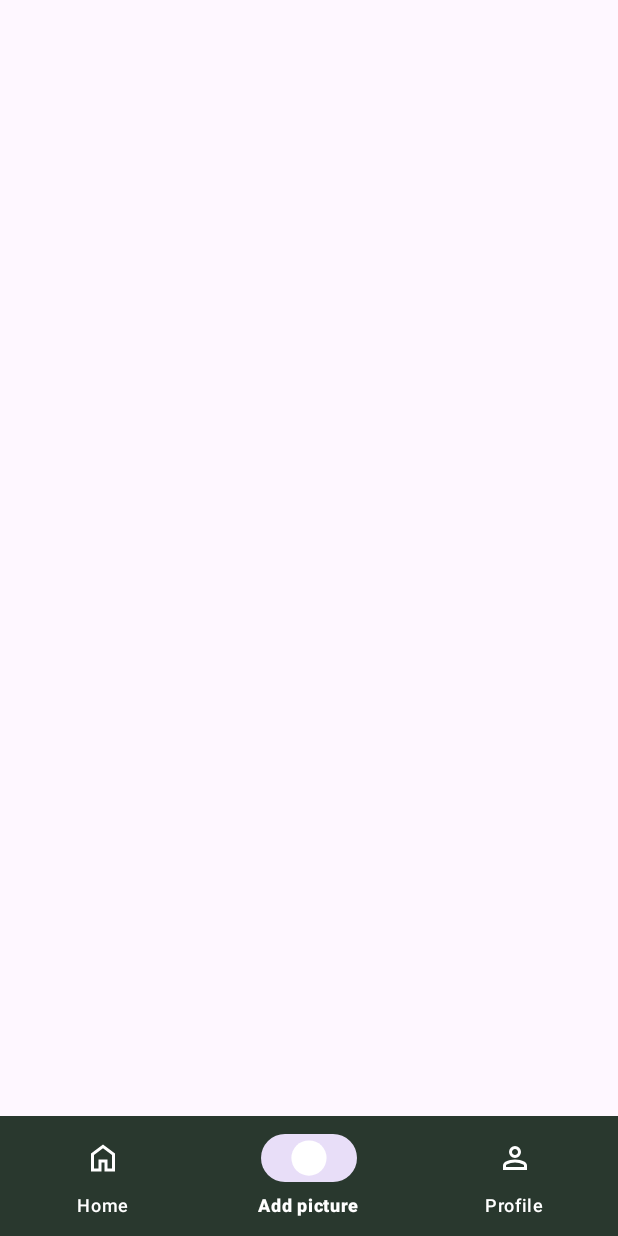
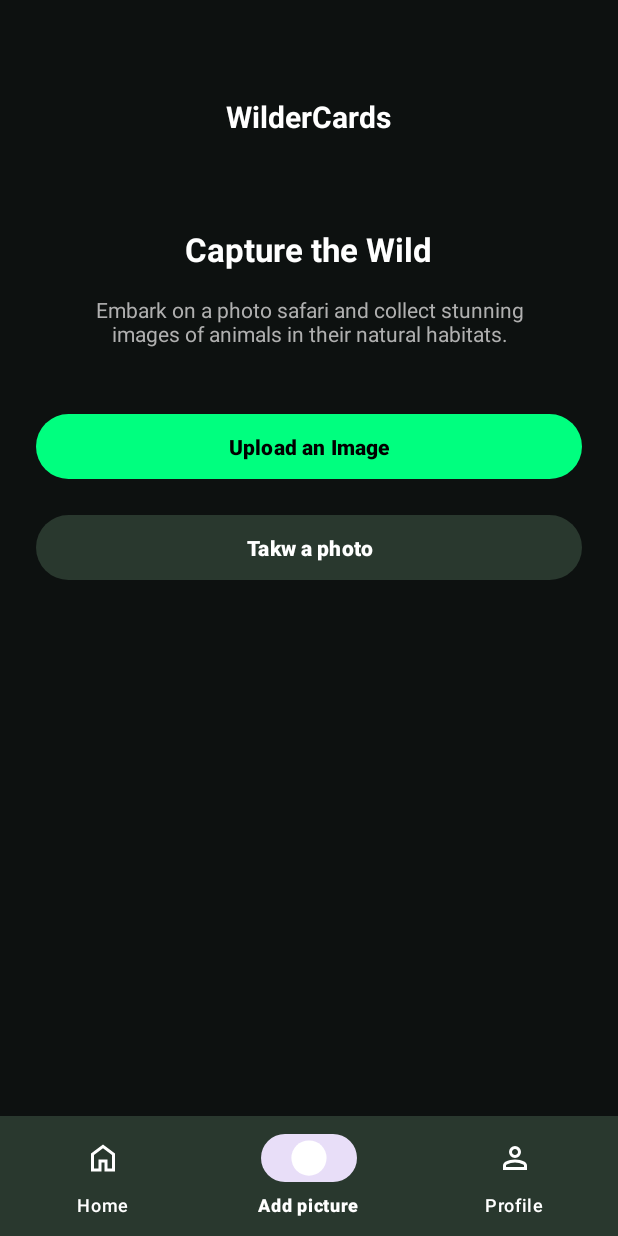
Before and after one commit to Cos229-239/2025_09_Team1, an Android app: the AddImageActivity screen opened directly, with no data from a screen before it, on a phone screen of 412 x 824 dp. Run offline under Robolectric (Android 15) with nearby library versions, the phone set to English and light mode, and no system bars; 1 statement that could not run was skipped.

Commit message:
Implement add image page

```diff
--- a/app/src/main/res/layout/activity_add_image.xml
+++ b/app/src/main/res/layout/activity_add_image.xml
@@ -1,10 +1,69 @@
 <?xml version="1.0" encoding="utf-8"?>
-<androidx.constraintlayout.widget.ConstraintLayout xmlns:android="http://schemas.android.com/apk/res/android"
-    xmlns:app="http://schemas.android.com/apk/res-auto"
-    xmlns:tools="http://schemas.android.com/tools"
-    android:id="@+id/main"
+<LinearLayout xmlns:android="http://schemas.android.com/apk/res/android"
     android:layout_width="match_parent"
     android:layout_height="match_parent"
-    tools:context=".AddImageActivity">
+    xmlns:app="http://schemas.android.com/apk/res-auto"
+    android:background="#0D1110"
+    android:gravity="center_horizontal"
+    android:orientation="vertical"
+    android:padding="24dp">
 
-</androidx.constraintlayout.widget.ConstraintLayout>
+    <TextView
+        android:id="@+id/appTitle"
+        android:layout_width="wrap_content"
+        android:layout_height="wrap_content"
+        android:layout_marginTop="40dp"
+        android:layout_marginBottom="60dp"
+        android:text="WilderCards"
+        android:textColor="@android:color/white"
+        android:textSize="20sp"
+        android:textStyle="bold" />
+
+    <TextView
+        android:id="@+id/pageHeading"
+        android:layout_width="wrap_content"
+        android:layout_height="wrap_content"
+        android:text="Capture the Wild"
+        android:textColor="@android:color/white"
+        android:textSize="22sp"
+        android:textStyle="bold"
+        android:layout_marginBottom="16dp"/>
+
+    <TextView
+        android:id="@+id/pageSubtitle"
+        android:layout_width="wrap_content"
+        android:layout_height="wrap_content"
+        android:text="Embark on a photo safari and collect stunning\nimages of animals in their natural habitats."
+        android:textColor="#B0B0B0"
+        android:textSize="14sp"
+        android:gravity="center"
+        android:layout_marginBottom="40dp"/>
+
+    <com.google.android.material.button.MaterialButton
+        android:id="@+id/btnUpload"
+        android:layout_width="match_parent"
+        android:layout_height="wrap_content"
+        android:text="Upload an Image"
+        android:textAllCaps="false"
+        android:textStyle="bold"
+        android:textColor="@android:color/black"
+        app:cornerRadius="30dp"
+        app:backgroundTint="#00FF7F"
+        android:layout_marginBottom="16dp"
+        android:padding="12dp" />
+
+    <com.google.android.material.button.MaterialButton
+        android:id="@+id/btnTakePhoto"
+        android:layout_width="match_parent"
+        android:layout_height="wrap_content"
+        android:text="Takw a photo"
+        android:textAllCaps="false"
+        android:textStyle="bold"
+        android:textColor="@color/white"
+        app:cornerRadius="30dp"
+        app:backgroundTint="@color/colorSecondary"
+        android:layout_marginBottom="16dp"
+        android:padding="12dp"
+        app:rippleColor="@android:color/darker_gray"/>
+
+</LinearLayout>
```
